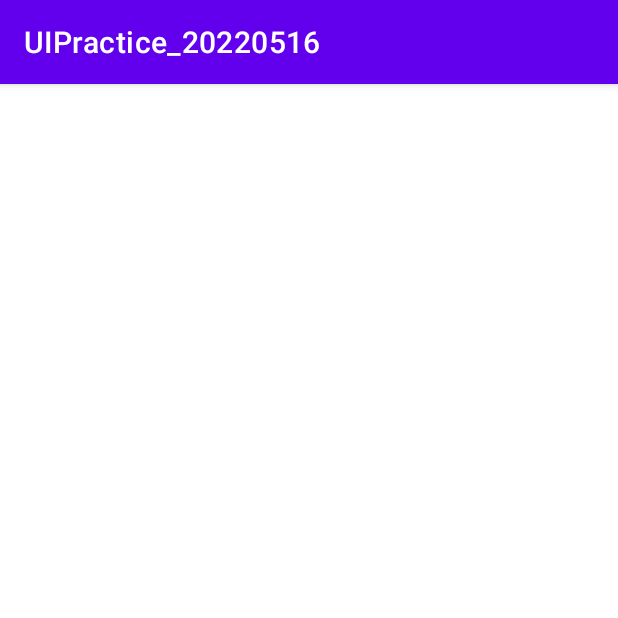
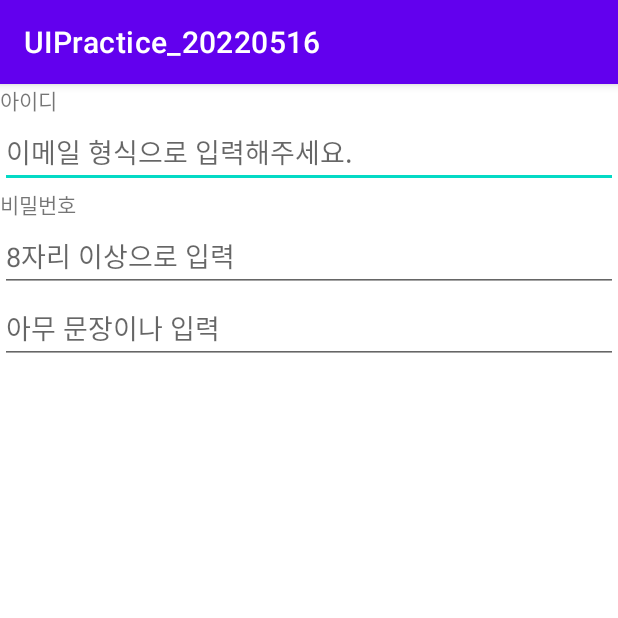
Before and after one commit to sooyeonchae/UIPractice_20220516, an Android app: the screen it shows after launch (MainActivity), on a phone screen of 412 x 824 dp, the top half of it. Run offline under Robolectric (Android 15) with nearby library versions, the phone set to English and light mode, and no system bars.

Commit message:
singleLine속성/imeOptions 체험.

```diff
--- a/app/src/main/res/layout/activity_main.xml
+++ b/app/src/main/res/layout/activity_main.xml
@@ -8,4 +8,30 @@
     tools:context=".MainActivity">
 
 
+    <TextView
+        android:layout_width="wrap_content"
+        android:layout_height="wrap_content"
+        android:text="아이디"/>
+
+    <EditText
+        android:layout_width="match_parent"
+        android:layout_height="wrap_content"
+        android:inputType="textEmailAddress"
+        android:hint="이메일 형식으로 입력해주세요."/>
+
+    <TextView
+        android:layout_width="wrap_content"
+        android:layout_height="wrap_content"
+        android:text="비밀번호"/>
+    <EditText
+        android:layout_width="match_parent"
+        android:layout_height="wrap_content"
+        android:hint="8자리 이상으로 입력"
+        android:inputType="textPassword"/>
+    <EditText
+        android:layout_width="match_parent"
+        android:layout_height="wrap_content"
+        android:hint="아무 문장이나 입력"
+        android:imeOptions="actionSearch"
+        android:singleLine="true"/>
 </LinearLayout>
```
